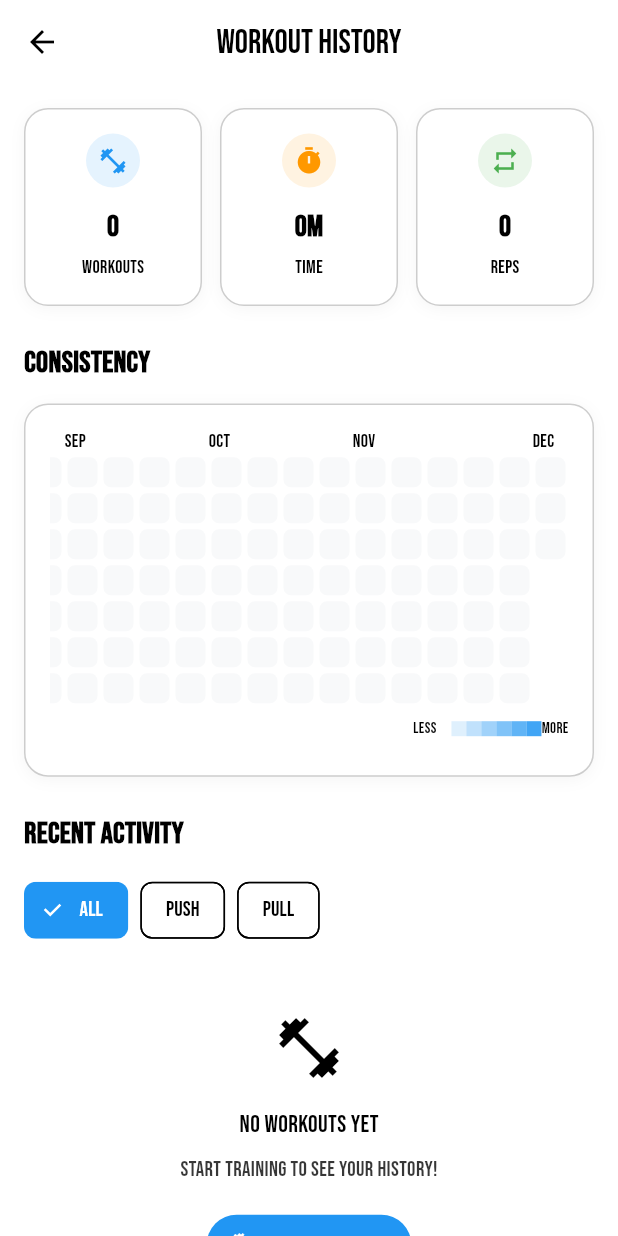
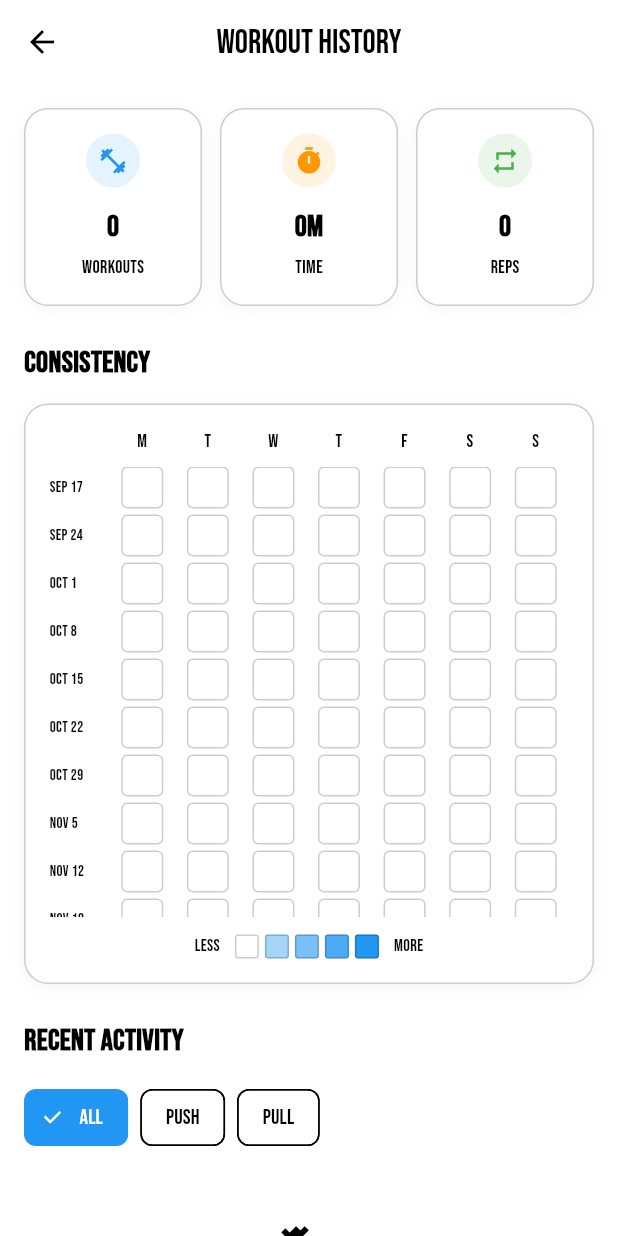
Before and after one commit to PaoloStillittano/WorkOut, a Flutter app: the HistoryPage screen opened directly, on a phone screen of 412 x 824 dp. Run offline on Flutter 3.47's test engine with Material 3 defaults, Android fonts, the phone set to English and light mode, and no system bars; drawn by our look-alikes of flutter_heatmap_calendar; our stand-ins replace audioplayers, hive, hive_flutter, shared_preferences; accounts and stored records are empty.

Commit message:
Update - heatmap in history

```diff
--- a/lib/features/history/views/history_page.dart
+++ b/lib/features/history/views/history_page.dart
@@ -1,10 +1,10 @@
 import 'package:flutter/material.dart';
 import 'package:provider/provider.dart';
-import 'package:flutter_heatmap_calendar/flutter_heatmap_calendar.dart';
 import '../../history/viewmodels/history_viewmodel.dart';
 import 'package:intl/intl.dart';
 import 'widgets/history_summary.dart';
 import 'widgets/workout_history_item.dart';
+import 'widgets/workout_heatmap.dart';
 
 class HistoryPage extends StatefulWidget {
   const HistoryPage({super.key});
@@ -71,15 +71,10 @@ class _HistoryPageState extends State<HistoryPage> {
                       ),
                     ],
                   ),
-                  child: HeatMap(
+                  child: WorkoutHeatmap(
                     datasets: viewModel.heatmapDatasets,
-                    colorMode: ColorMode.opacity,
-                    showText: false,
-                    scrollable: true,
-                    colorsets: {
-                      1: colorScheme.primary,
-                    },
-                    onClick: (value) {
+                    primaryColor: colorScheme.primary,
+                    onTap: (value) {
                       final workoutsOnDate = viewModel.sessions
                           .where((s) =>
                             s.date.year == value.year &&
@@ -87,6 +82,7 @@ class _HistoryPageState extends State<HistoryPage> {
                             s.date.day == value.day)
                           .length;
 
+                      if (workoutsOnDate > 0) {
                         ScaffoldMessenger.of(context).showSnackBar(
                           SnackBar(
                             content: Text(
@@ -94,6 +90,7 @@ class _HistoryPageState extends State<HistoryPage> {
                             ),
                           ),
                         );
+                      }
                     },
                   ),
                 ),
--- /dev/null
+++ b/lib/features/history/views/widgets/workout_heatmap.dart
@@ -0,0 +1,173 @@
+import 'package:flutter/material.dart';
+import 'package:intl/intl.dart';
+
+class WorkoutHeatmap extends StatelessWidget {
+  final Map<DateTime, int> datasets;
+  final Color primaryColor;
+  final Function(DateTime)? onTap;
+
+  const WorkoutHeatmap({
+    super.key,
+    required this.datasets,
+    required this.primaryColor,
+    this.onTap,
+  });
+
+  @override
+  Widget build(BuildContext context) {
+    final colorScheme = Theme.of(context).colorScheme;
+
+    // Get last 12 weeks of data
+    final today = DateTime.now();
+    final weeks = <List<DateTime>>[];
+
+    for (int weekIndex = 11; weekIndex >= 0; weekIndex--) {
+      final week = <DateTime>[];
+      for (int dayIndex = 0; dayIndex < 7; dayIndex++) {
+        final date = today.subtract(Duration(days: weekIndex * 7 + (6 - dayIndex)));
+        week.add(DateTime(date.year, date.month, date.day));
+      }
+      weeks.add(week);
+    }
+
+    return Column(
+      crossAxisAlignment: CrossAxisAlignment.start,
+      children: [
+        // Day labels
+        Padding(
+          padding: const EdgeInsets.only(left: 40),
+          child: Row(
+            mainAxisAlignment: MainAxisAlignment.spaceAround,
+            children: ['M', 'T', 'W', 'T', 'F', 'S', 'S']
+                .map((day) => SizedBox(
+                      width: 32,
+                      child: Text(
+                        day,
+                        textAlign: TextAlign.center,
+                        style: TextStyle(
+                          fontSize: 12,
+                          fontWeight: FontWeight.w500,
+                          color: colorScheme.onSurfaceVariant,
+                        ),
+                      ),
+                    ))
+                .toList(),
+          ),
+        ),
+        const SizedBox(height: 8),
+
+        // Heatmap grid
+        SizedBox(
+          height: 300,
+          child: ListView.builder(
+            itemCount: weeks.length,
+            itemBuilder: (context, weekIndex) {
+              final week = weeks[weekIndex];
+              final weekStart = week.first;
+
+              return Padding(
+                padding: const EdgeInsets.only(bottom: 4),
+                child: Row(
+                  children: [
+                    // Week label
+                    SizedBox(
+                      width: 36,
+                      child: Text(
+                        DateFormat('MMM d').format(weekStart),
+                        style: TextStyle(
+                          fontSize: 10,
+                          color: colorScheme.onSurfaceVariant,
+                        ),
+                      ),
+                    ),
+                    const SizedBox(width: 4),
+
+                    // Day cells
+                    Expanded(
+                      child: Row(
+                        mainAxisAlignment: MainAxisAlignment.spaceAround,
+                        children: week.map((date) {
+                          final intensity = datasets[date] ?? 0;
+                          final hasWorkout = intensity > 0;
+
+                          return GestureDetector(
+                            onTap: () => onTap?.call(date),
+                            child: Container(
+                              width: 28,
+                              height: 28,
+                              decoration: BoxDecoration(
+                                color: hasWorkout
+                                    ? primaryColor.withOpacity(_getOpacity(intensity))
+                                    : colorScheme.surfaceVariant.withAlpha(100),
+                                borderRadius: BorderRadius.circular(4),
+                                border: Border.all(
+                                  color: colorScheme.outlineVariant.withAlpha(50),
+                                  width: 1,
+                                ),
+                              ),
+                            ),
+                          );
+                        }).toList(),
+                      ),
+                    ),
+                  ],
+                ),
+              );
+            },
+          ),
+        ),
+
+        const SizedBox(height: 12),
+
+        // Legend
+        Row(
+          mainAxisAlignment: MainAxisAlignment.center,
+          children: [
+            Text(
+              'Less',
+              style: TextStyle(
+                fontSize: 11,
+                color: colorScheme.onSurfaceVariant,
+              ),
+            ),
+            const SizedBox(width: 8),
+            ...List.generate(5, (index) {
+              return Padding(
+                padding: const EdgeInsets.symmetric(horizontal: 2),
+                child: Container(
+                  width: 16,
+                  height: 16,
+                  decoration: BoxDecoration(
+                    color: index == 0
+                        ? colorScheme.surfaceVariant.withAlpha(100)
+                        : primaryColor.withOpacity(0.2 + (index * 0.2)),
+                    borderRadius: BorderRadius.circular(2),
+                    border: Border.all(
+                      color: colorScheme.outlineVariant.withAlpha(50),
+                    ),
+                  ),
+                ),
+              );
+            }),
+            const SizedBox(width: 8),
+            Text(
+              'More',
+              style: TextStyle(
+                fontSize: 11,
+                color: colorScheme.onSurfaceVariant,
+              ),
+            ),
+          ],
+        ),
+      ],
+    );
+  }
+
+  double _getOpacity(int intensity) {
+    if (intensity == 0) return 0.0;
+    if (intensity < 50) return 0.3;
+    if (intensity < 100) return 0.5;
+    if (intensity < 150) return 0.7;
+    return 1.0;
+  }
+}
```
Lines whose indentation alone changed are shown as unchanged.
